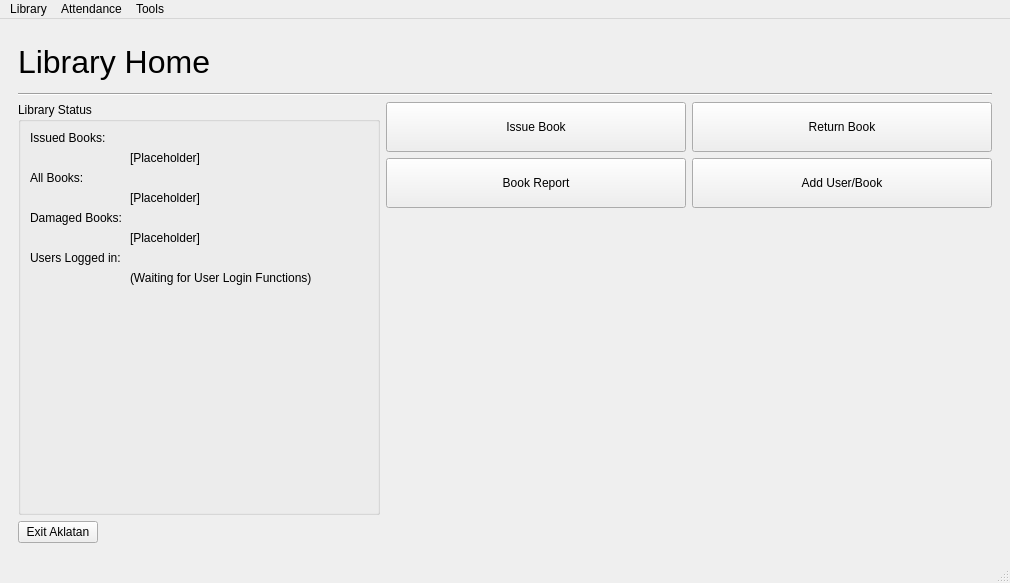
AJigsawnHalo/Aklatan, file library-window/ui/mainlibrarywindow.ui: the form before one commit.
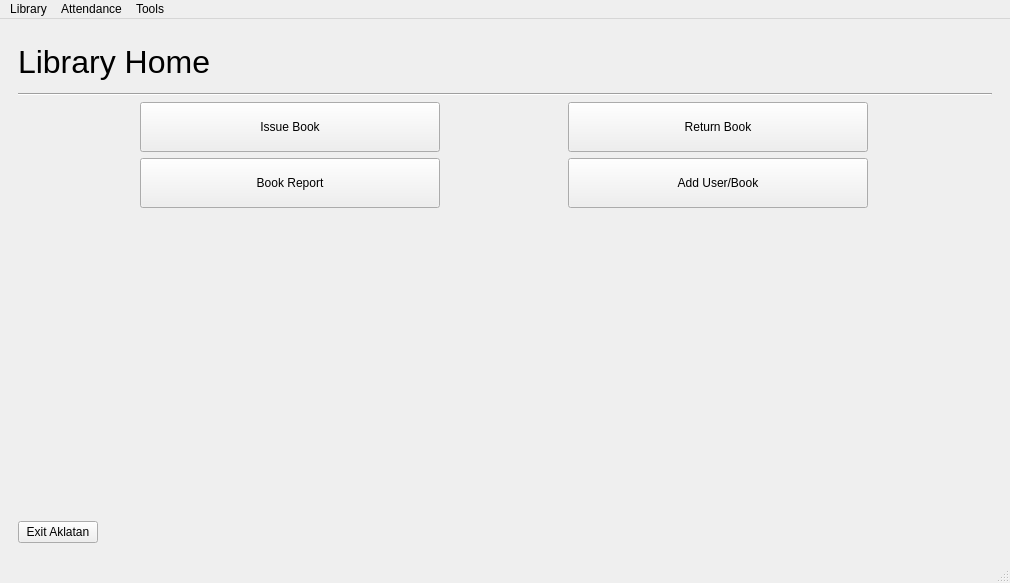
The form after the commit.

Commit message: remove Status Page Temporarily

```diff
--- a/library-window/ui/mainlibrarywindow.ui
+++ b/library-window/ui/mainlibrarywindow.ui
@@ -71,73 +71,7 @@
         <item>
          <layout class="QGridLayout" name="gridLayout_6">
           <item row="0" column="0" rowspan="3">
-           <layout class="QGridLayout" name="gridLayout_11">
-            <item row="0" column="0">
-             <widget class="QGroupBox" name="groupBox">
-              <property name="title">
-               <string>Library Status</string>
-              </property>
-              <layout class="QFormLayout" name="formLayout">
-               <item row="0" column="0">
-                <widget class="QLabel" name="label_24">
-                 <property name="text">
-                  <string>Issued Books: </string>
-                 </property>
-                </widget>
-               </item>
-               <item row="1" column="1">
-                <widget class="QLabel" name="labelIssued">
-                 <property name="text">
-                  <string>[Placeholder]</string>
-                 </property>
-                </widget>
-               </item>
-               <item row="2" column="0">
-                <widget class="QLabel" name="label_25">
-                 <property name="text">
-                  <string>All Books: </string>
-                 </property>
-                </widget>
-               </item>
-               <item row="3" column="1">
-                <widget class="QLabel" name="labelAll">
-                 <property name="text">
-                  <string>[Placeholder]</string>
-                 </property>
-                </widget>
-               </item>
-               <item row="4" column="0">
-                <widget class="QLabel" name="label_28">
-                 <property name="text">
-                  <string>Damaged Books:</string>
-                 </property>
-                </widget>
-               </item>
-               <item row="6" column="0">
-                <widget class="QLabel" name="label_26">
-                 <property name="text">
-                  <string>Users Logged in: </string>
-                 </property>
-                </widget>
-               </item>
-               <item row="7" column="1">
-                <widget class="QLabel" name="labelLoggedIn">
-                 <property name="text">
-                  <string>(Waiting for User Login Functions)</string>
-                 </property>
-                </widget>
-               </item>
-               <item row="5" column="1">
-                <widget class="QLabel" name="labelDamage">
-                 <property name="text">
-                  <string>[Placeholder]</string>
-                 </property>
-                </widget>
-               </item>
-              </layout>
-             </widget>
-            </item>
-           </layout>
+           <layout class="QGridLayout" name="gridLayout_11"/>
           </item>
           <item row="0" column="1">
            <widget class="QPushButton" name="homeIssueButton">
```
The commit also changes 3 other files.
